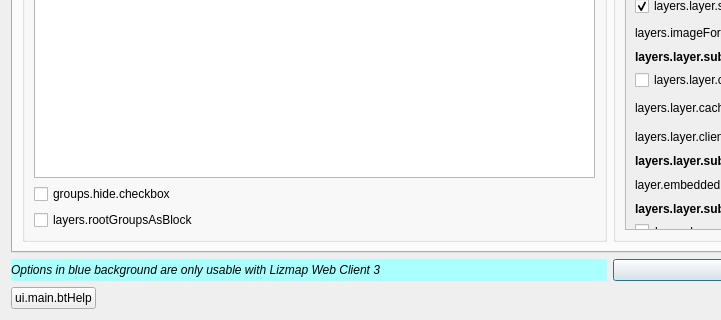
First picture: the form in ui_lizmap.ui, repository 3liz/lizmap-plugin, before the edit; both pictures show x 0 to 721 and y 601 to 921 of the 1220 by 921 pixel window.
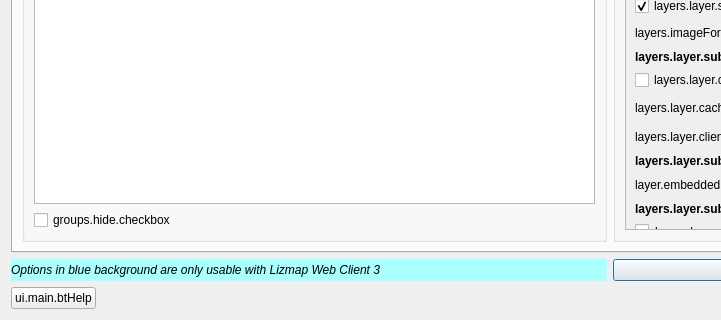
Second picture: the form after the edit.

Commit message: Remove option to transform groups as legend blocks #57

Patch:
```diff
--- a/ui_lizmap.ui
+++ b/ui_lizmap.ui
@@ -86,13 +86,6 @@
             </column>
            </widget>
           </item>
-          <item row="2" column="0">
-           <widget class="QCheckBox" name="cbRootGroupsAsBlock">
-            <property name="text">
-             <string>layers.rootGroupsAsBlock</string>
-            </property>
-           </widget>
-          </item>
           <item row="1" column="0">
            <widget class="QCheckBox" name="cbHideGroupCheckbox">
             <property name="text">
```
Left out of the diff: 15 changed lines with no effect on the pictures. The commit also changes 9 other files.
